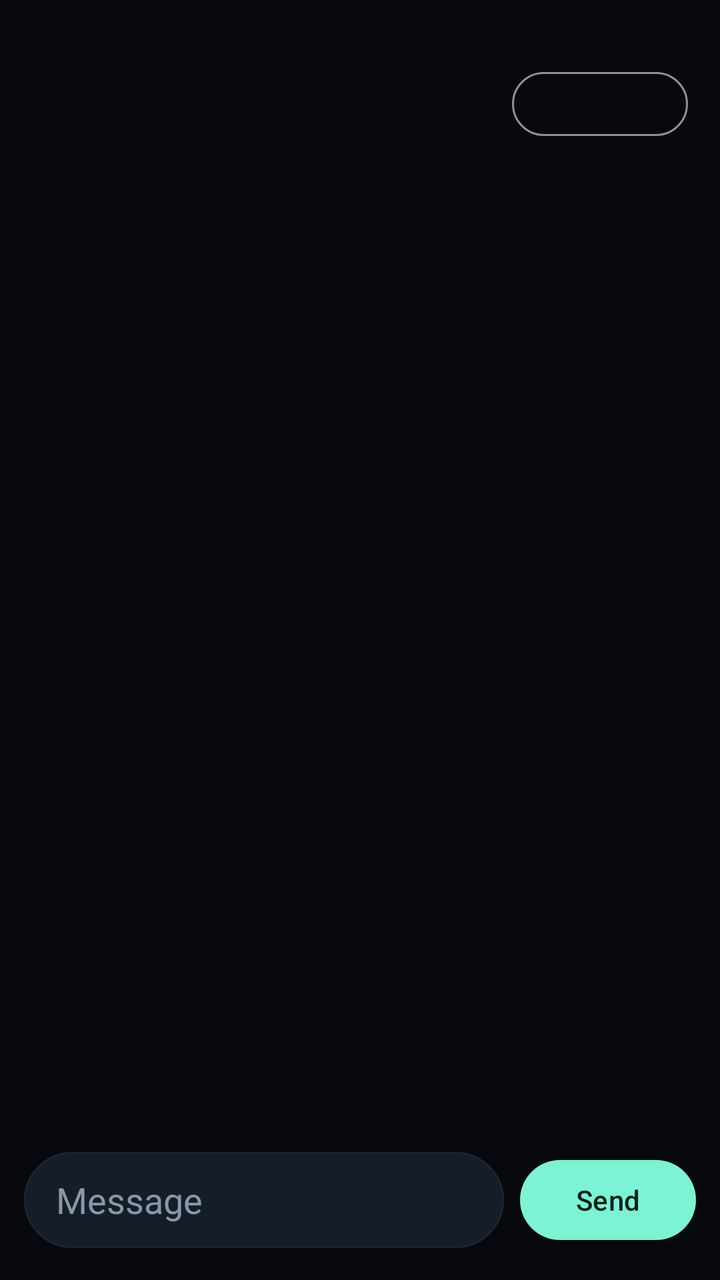
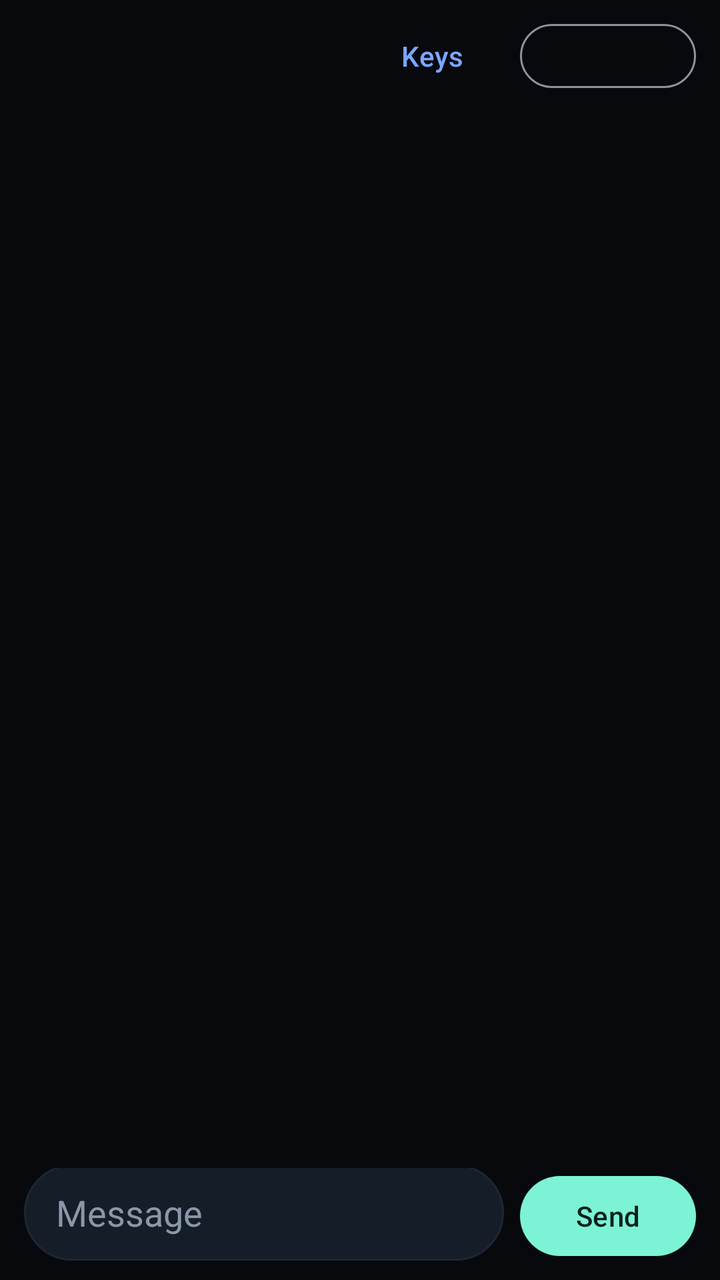

An Android layout rendered at two revisions. The XML below is the earlier revision; the diff shows what the commit changed to produce the second picture.
<!-- AndroidManifest.xml: application theme Theme.Sigil -->
<!-- res/layout/activity_chat.xml -->
<?xml version="1.0" encoding="utf-8"?>
<LinearLayout xmlns:android="http://schemas.android.com/apk/res/android"
    xmlns:app="http://schemas.android.com/apk/res-auto"
    android:layout_width="match_parent"
    android:layout_height="match_parent"
    android:background="@color/bg"
    android:orientation="vertical"
    android:paddingTop="32dp">

    <LinearLayout
        android:layout_width="match_parent"
        android:layout_height="wrap_content"
        android:gravity="center_vertical"
        android:orientation="horizontal"
        android:paddingStart="16dp"
        android:paddingEnd="16dp">

        <TextView
            android:id="@+id/peerName"
            android:layout_width="0dp"
            android:layout_height="wrap_content"
            android:layout_weight="1"
            android:textColor="@color/text"
            android:textSize="20sp"
            android:textStyle="bold" />

        <com.google.android.material.button.MaterialButton
            android:id="@+id/chatTimer"
            style="@style/Widget.Material3.Button.OutlinedButton"
            android:layout_width="wrap_content"
            android:layout_height="40dp"
            android:textAllCaps="false"
            android:textSize="12sp" />
    </LinearLayout>

    <androidx.recyclerview.widget.RecyclerView
        android:id="@+id/messages"
        android:layout_width="match_parent"
        android:layout_height="0dp"
        android:layout_weight="1"
        android:clipToPadding="false"
        android:paddingTop="12dp"
        android:paddingBottom="12dp" />

    <LinearLayout
        android:layout_width="match_parent"
        android:layout_height="wrap_content"
        android:orientation="vertical"
        android:paddingStart="12dp"
        android:paddingEnd="12dp"
        android:paddingBottom="16dp">

        <com.google.android.material.button.MaterialButton
            android:id="@+id/nextTimer"
            style="@style/Widget.Material3.Button.TextButton"
            android:layout_width="wrap_content"
            android:layout_height="36dp"
            android:textAllCaps="false"
            android:textColor="@color/muted"
            android:textSize="12sp" />

        <LinearLayout
            android:layout_width="match_parent"
            android:layout_height="wrap_content"
            android:gravity="center_vertical"
            android:orientation="horizontal">

            <EditText
                android:id="@+id/input"
                android:layout_width="0dp"
                android:layout_height="wrap_content"
                android:layout_weight="1"
                android:background="@drawable/bg_input"
                android:hint="Message"
                android:inputType="textCapSentences|textMultiLine"
                android:maxLines="5"
                android:minHeight="48dp"
                android:paddingStart="16dp"
                android:paddingEnd="16dp"
                android:textColor="@color/text"
                android:textColorHint="@color/muted" />

            <com.google.android.material.button.MaterialButton
                android:id="@+id/send"
                style="@style/Widget.Material3.Button"
                android:layout_width="wrap_content"
                android:layout_height="48dp"
                android:layout_marginStart="8dp"
                android:text="Send"
                android:textAllCaps="false" />
        </LinearLayout>
    </LinearLayout>
</LinearLayout>
<!-- resources referenced by this layout -->
<resources>
  <color name="bg">#FF07090D</color>
  <color name="muted">#FF8A97A8</color>
  <color name="text">#FFE6EDF6</color>
  <!-- drawable bg_input (drawable) -->
  <?xml version="1.0" encoding="utf-8"?>
  <shape xmlns:android="http://schemas.android.com/apk/res/android" android:shape="rectangle">
      <solid android:color="@color/panel2" />
      <stroke android:width="1dp" android:color="@color/line" />
      <corners android:radius="24dp" />
  </shape>
  <style name="Theme.Sigil" parent="Theme.Material3.Dark.NoActionBar">
          <item name="colorPrimary">@color/teal</item>
          <item name="colorOnPrimary">@color/ink</item>
          <item name="colorSecondary">@color/blue</item>
          <item name="colorOnSecondary">@color/ink</item>
          <item name="colorSurface">@color/panel</item>
          <item name="colorOnSurface">@color/text</item>
          <item name="android:colorBackground">@color/bg</item>
          <item name="android:windowBackground">@color/bg</item>
          <item name="android:statusBarColor">@color/bg</item>
          <item name="android:navigationBarColor">@color/bg</item>
          <item name="android:windowLightStatusBar">false</item>
      </style>
  <color name="panel2">#FF151D28</color>
  <color name="line">#FF1D2633</color>
  <color name="teal">#FF7CF3D4</color>
  <color name="ink">#FF04201A</color>
  <color name="blue">#FF7AA7FF</color>
  <color name="panel">#FF0E131B</color>
</resources>

<!-- the commit's change to res/layout/activity_chat.xml (unified diff, before → after) -->
@@ -1,19 +1,18 @@
 <?xml version="1.0" encoding="utf-8"?>
 <LinearLayout xmlns:android="http://schemas.android.com/apk/res/android"
-    xmlns:app="http://schemas.android.com/apk/res-auto"
     android:layout_width="match_parent"
     android:layout_height="match_parent"
     android:background="@color/bg"
-    android:orientation="vertical"
-    android:paddingTop="32dp">
+    android:orientation="vertical">
 
     <LinearLayout
         android:layout_width="match_parent"
         android:layout_height="wrap_content"
         android:gravity="center_vertical"
         android:orientation="horizontal"
-        android:paddingStart="16dp"
-        android:paddingEnd="16dp">
+        android:paddingStart="12dp"
+        android:paddingEnd="12dp"
+        android:paddingTop="8dp">
 
         <TextView
             android:id="@+id/peerName"
@@ -23,6 +22,15 @@
             android:textColor="@color/text"
             android:textSize="20sp"
             android:textStyle="bold" />
+
+        <com.google.android.material.button.MaterialButton
+            android:id="@+id/keysBtn"
+            style="@style/Widget.Material3.Button.TextButton"
+            android:layout_width="wrap_content"
+            android:layout_height="40dp"
+            android:text="Keys"
+            android:textAllCaps="false"
+            android:textColor="@color/blue" />
 
         <com.google.android.material.button.MaterialButton
             android:id="@+id/chatTimer"
@@ -48,7 +56,7 @@
         android:orientation="vertical"
         android:paddingStart="12dp"
         android:paddingEnd="12dp"
-        android:paddingBottom="16dp">
+        android:paddingBottom="8dp">
 
         <com.google.android.material.button.MaterialButton
             android:id="@+id/nextTimer"
@@ -62,7 +70,7 @@
         <LinearLayout
             android:layout_width="match_parent"
             android:layout_height="wrap_content"
-            android:gravity="center_vertical"
+            android:gravity="bottom"
             android:orientation="horizontal">
 
             <EditText
